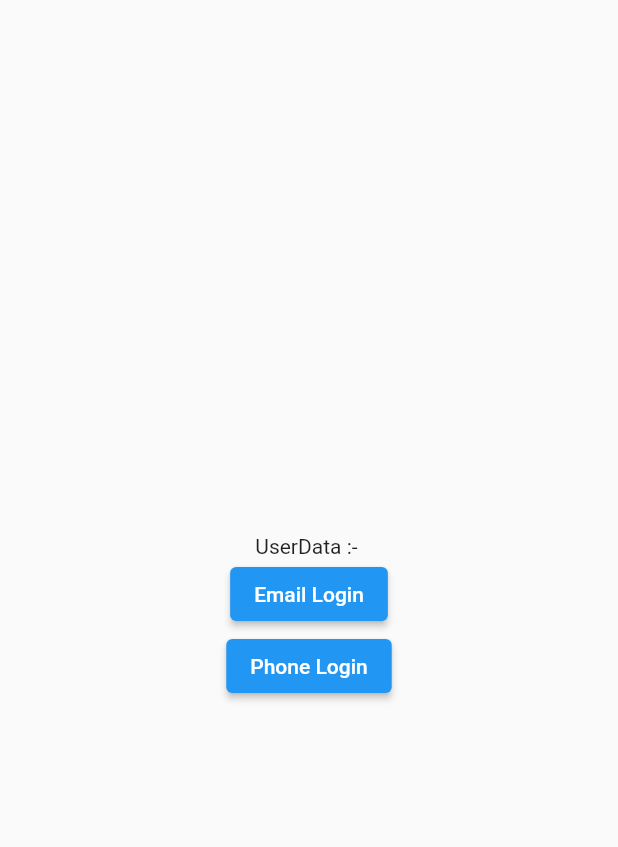
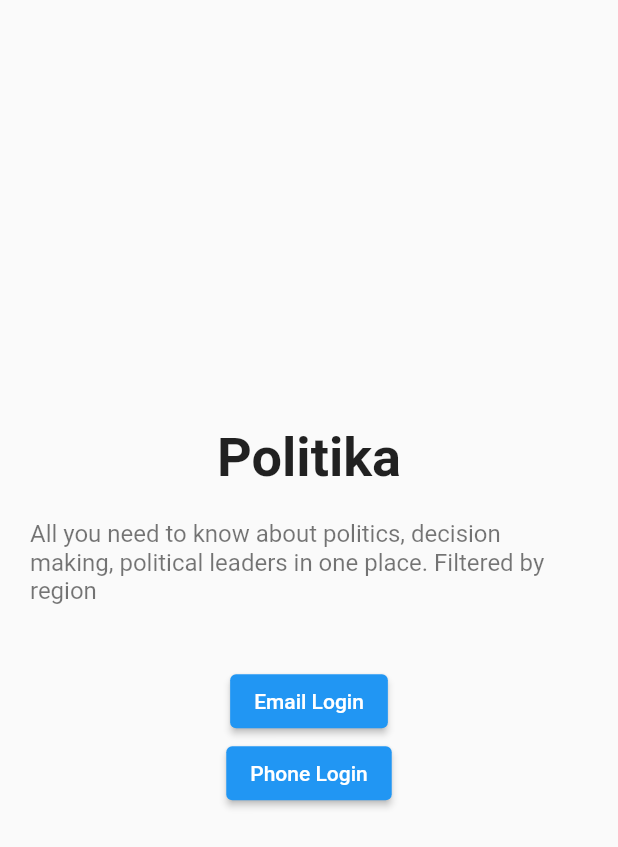
Before and after one commit to NavaneethRenjith/Politika, a Flutter app: the screen it shows after launch, after a tap on "Email Login", on a phone screen of 412 x 824 dp. Shown: the top 847 px of the screen. Run offline on Flutter 3.47's test engine with Material 2 defaults, Android fonts, the phone set to English and light mode, and no system bars; our stand-ins replace flutter_dotenv, material_floating_search_bar; missing offline and left inert: sawo.

Commit message:
sawo auth added

```diff
--- a/lib/main.dart
+++ b/lib/main.dart
@@ -1,9 +1,10 @@
 import 'package:flutter/material.dart';
+import 'package:flutter_dotenv/flutter_dotenv.dart';
 
-import './pages/home.dart';
 import './pages/auth_page.dart';
 
-void main() {
+Future main() async {
+  await dotenv.load(fileName: ".env");
   runApp(MyApp());
 }
 
--- a/lib/pages/auth_page.dart
+++ b/lib/pages/auth_page.dart
@@ -1,5 +1,8 @@
 import 'package:flutter/material.dart';
 import 'package:sawo/sawo.dart';
+import 'package:flutter_dotenv/flutter_dotenv.dart';
+
+import './home.dart';
 
 class AuthPage extends StatefulWidget {
   @override
@@ -10,8 +13,8 @@ class _AuthPageState extends State<AuthPage> {
   // sawo object
   Sawo sawo = Sawo(
     //! dont show api key
-    apiKey: "API key",
-    secretKey: "Secret key",
+    apiKey: dotenv.env['API_KEY'].toString(),
+    secretKey: dotenv.env['SECRET_KEY'].toString(),
   );
 
   // user payload
@@ -19,10 +22,18 @@ class _AuthPageState extends State<AuthPage> {
 
   void payloadCallback(context, payload) {
     if (payload == null || (payload is String && payload.length == 0)) {
-      payload = "Login Failed :(";
+      payload = null;
     }
     setState(() {
       user = payload;
+
+      if (user != null) {
+        Navigator.of(context).push(
+          MaterialPageRoute(
+            builder: (ctx) => HomePage(),
+          ),
+        );
+      }
     });
   }
 
@@ -35,7 +46,23 @@ class _AuthPageState extends State<AuthPage> {
           child: Column(
             mainAxisAlignment: MainAxisAlignment.center,
             children: [
-              Text("UserData :- $user"),
+              Text(
+                'Politika',
+                style: TextStyle(
+                  fontWeight: FontWeight.bold,
+                  fontSize: 36,
+                ),
+              ),
+              SizedBox(height: 20),
+              Text(
+                'All you need to know about politics, decision making, political leaders in one place. Filtered by region',
+                style: TextStyle(
+                  color: Colors.black54,
+                  fontSize: 16,
+                ),
+              ),
+              SizedBox(height: 40),
+              // Text("UserData :- $user"), //! payload
               ElevatedButton(
                 onPressed: () {
                   sawo.signIn(
--- a/pubspec.yaml
+++ b/pubspec.yaml
@@ -27,6 +27,7 @@ dependencies:
   sawo: ^0.1.2
   http: ^0.13.3
   intl: ^0.17.0
+  flutter_dotenv: ^5.0.2
 
 
   # The following adds the Cupertino Icons font to your application.
@@ -51,6 +52,7 @@ flutter:
   # To add assets to your application, add an assets section, like this:
   assets:
     - assets/
+    - .env
   #   - images/a_dot_ham.jpeg
 
   # An image asset can refer to one or more resolution-specific "variants", see
```
Also changed, not shown: lib/pages/home.dart (+0 -27 lines), pubspec.lock, 1 other file.
